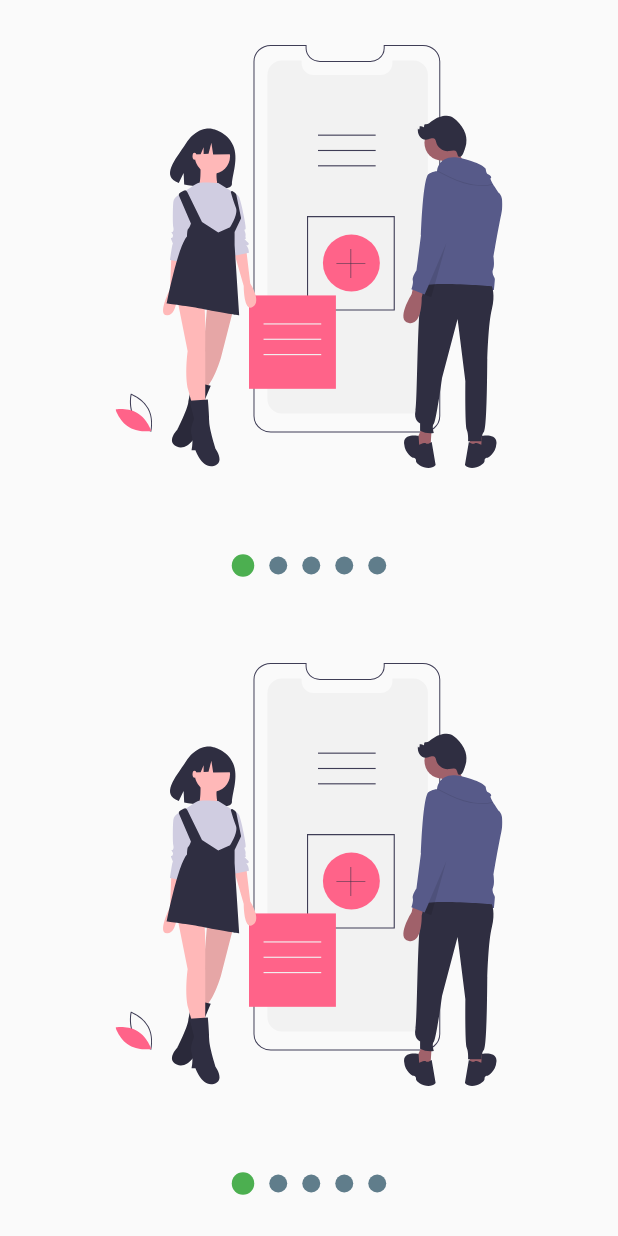
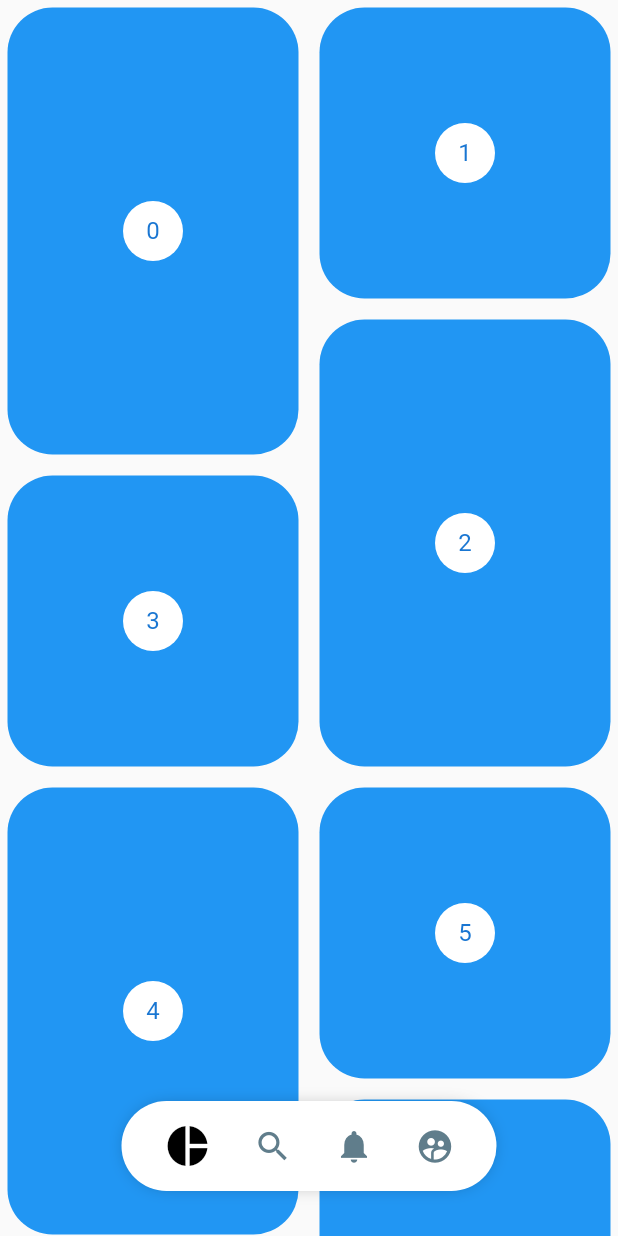
Before and after one commit to brayannhc07/flutter-curso-intermedio, a Flutter app: the screen it shows after launch, on a phone screen of 412 x 824 dp. Run offline on Flutter 3.47's test engine with Material 2 defaults, Android fonts, the light colour scheme and no system bars; our stand-ins replace flutter_svg.

Commit message:
Sección 6: Fin de la sección (Pinterest layout)

```diff
--- a/app_designs/lib/main.dart
+++ b/app_designs/lib/main.dart
@@ -2,7 +2,8 @@
 // import 'package:app_designs/labs/circular_progress_page.dart';
 // import 'package:app_designs/retos/cuadrado_animado_page.dart';
 // import 'package:app_designs/pages/graficas_circulares_page.dart';
-import 'package:app_designs/pages/slideshow_page.dart';
+// import 'package:app_designs/pages/slideshow_page.dart';
+import 'package:app_designs/pages/pinterest_page.dart';
 import 'package:flutter/material.dart';
 
 void main() {
@@ -18,7 +19,7 @@ class MyApp extends StatelessWidget {
     return const MaterialApp(
       debugShowCheckedModeBanner: false,
       title: 'Diseños APP',
-      home: SlideshowPage(),
+      home: PinterestPage(),
     );
   }
 }
--- /dev/null
+++ b/app_designs/lib/pages/pinterest_page.dart
@@ -0,0 +1,139 @@
+import 'package:app_designs/widgets/pinterest_menu.dart';
+import 'package:flutter/material.dart';
+import 'package:flutter_staggered_grid_view/flutter_staggered_grid_view.dart';
+import 'package:provider/provider.dart';
+
+class PinterestPage extends StatelessWidget {
+  const PinterestPage({Key? key}) : super(key: key);
+
+  @override
+  Widget build(BuildContext context) {
+    return ChangeNotifierProvider(
+      create: (_) => _MenuModel(),
+      child: Scaffold(
+          body: Stack(
+        children: [PinterestGrid(), const _PinterestMenuLocation()],
+      )
+          // body: PinterestGrid(),
+          // body: PinterestMenu()
+          ),
+    );
+  }
+}
+
+class _PinterestMenuLocation extends StatelessWidget {
+  const _PinterestMenuLocation({Key? key}) : super(key: key);
+
+  @override
+  Widget build(BuildContext context) {
+    final widthScreen = MediaQuery.of(context).size.width;
+    final mostrarMenu = Provider.of<_MenuModel>(context).mostrar;
+    return Positioned(
+      child: SizedBox(
+        width: widthScreen,
+        child: Align(
+            child: PinterestMenu(
+          mostrar: mostrarMenu,
+          items: [
+            PinterestButton(
+                onPressed: () => print("icon.pie_chart"),
+                icon: Icons.pie_chart),
+            PinterestButton(
+                onPressed: () => print("icon.search"), icon: Icons.search),
+            PinterestButton(
+                onPressed: () => print("icon.notifications"),
+                icon: Icons.notifications),
+            PinterestButton(
+                onPressed: () => print("icon.supervised_user_circle"),
+                icon: Icons.supervised_user_circle)
+          ],
+        )),
+      ),
+      bottom: 30,
+    );
+  }
+}
+
+class PinterestGrid extends StatefulWidget {
+  const PinterestGrid({Key? key}) : super(key: key);
+
+  @override
+  State<PinterestGrid> createState() => _PinterestGridState();
+}
+
+class _PinterestGridState extends State<PinterestGrid> {
+  final List<int> items = List.generate(200, (index) => index);
+  ScrollController scrollController = ScrollController();
+  double scrollAnterior = 0;
+
+  @override
+  void initState() {
+    scrollController.addListener(() {
+      if (scrollController.offset > scrollAnterior &&
+          scrollController.offset > 150) {
+        Provider.of<_MenuModel>(context, listen: false).mostrar = false;
+      } else {
+        Provider.of<_MenuModel>(context, listen: false).mostrar = true;
+      }
+      scrollAnterior = scrollController.offset;
+    });
+    super.initState();
+  }
+
+  @override
+  void dispose() {
+    scrollController.dispose();
+    super.dispose();
+  }
+
+  @override
+  Widget build(BuildContext context) {
+    return GridView.custom(
+      controller: scrollController,
+      gridDelegate: SliverQuiltedGridDelegate(
+        crossAxisCount: 4,
+        mainAxisSpacing: 4,
+        crossAxisSpacing: 4,
+        repeatPattern: QuiltedGridRepeatPattern.inverted,
+        pattern: const [
+          QuiltedGridTile(3, 2),
+          QuiltedGridTile(2, 2),
+        ],
+      ),
+      childrenDelegate: SliverChildBuilderDelegate(
+          (context, index) => _PinterestItem(index),
+          childCount: items.length),
+    );
+  }
+}
+
+class _PinterestItem extends StatelessWidget {
+  const _PinterestItem(this.index);
+
+  final int index;
+
+  @override
+  Widget build(BuildContext context) {
+    return Container(
+      margin: const EdgeInsets.all(5),
+      decoration: const BoxDecoration(
+          color: Colors.blue,
+          borderRadius: BorderRadius.all(Radius.circular(30))),
+      child: Center(
+          child: CircleAvatar(
+        backgroundColor: Colors.white,
+        child: Text("$index"),
+      )),
+    );
+  }
+}
+
+class _MenuModel with ChangeNotifier {
+  bool _mostrar = true;
+
+  bool get mostrar => _mostrar;
+  set mostrar(bool value) {
+    _mostrar = value;
+    notifyListeners();
+  }
+}
--- /dev/null
+++ b/app_designs/lib/widgets/pinterest_menu.dart
@@ -0,0 +1,125 @@
+import 'package:flutter/material.dart';
+import 'package:provider/provider.dart';
+
+class PinterestButton {
+  PinterestButton({required this.onPressed, required this.icon});
+
+  final Function onPressed;
+  final IconData icon;
+}
+
+class PinterestMenu extends StatelessWidget {
+  PinterestMenu(
+      {Key? key,
+      this.mostrar = true,
+      this.backgroundColor = Colors.white,
+      this.activeColor = Colors.black,
+      this.secondaryColor = Colors.blueGrey,
+      required this.items})
+      : super(key: key);
+
+  final bool mostrar;
+
+  final List<PinterestButton> items;
+  final Color backgroundColor;
+  final Color activeColor;
+  final Color secondaryColor;
+
+  @override
+  Widget build(BuildContext context) {
+    return ChangeNotifierProvider(
+        create: (_) => _MenuModel(),
+        child: AnimatedOpacity(
+            opacity: mostrar ? 1 : 0,
+            duration: const Duration(milliseconds: 250),
+            child: _PinterestMenuBackground(
+              child: _MenuItems(items, activeColor, secondaryColor),
+              backgroundColor: backgroundColor,
+            )));
+  }
+}
+
+class _PinterestMenuBackground extends StatelessWidget {
+  const _PinterestMenuBackground(
+      {required this.child, required this.backgroundColor});
+
+  final Widget child;
+  final Color backgroundColor;
+
+  @override
+  Widget build(BuildContext context) {
+    return Container(
+        child: child,
+        width: 250,
+        height: 60,
+        decoration: BoxDecoration(
+            color: backgroundColor,
+            borderRadius: const BorderRadius.all(Radius.circular(100)),
+            boxShadow: const [
+              BoxShadow(
+                  color: Colors.black38,
+                  offset: Offset(0, 0),
+                  blurRadius: 10,
+                  spreadRadius: -5)
+            ]));
+  }
+}
+
+class _MenuItems extends StatelessWidget {
+  const _MenuItems(this.menuItems, this.activeColor, this.secondaryColor);
+
+  final List<PinterestButton> menuItems;
+  final Color activeColor;
+  final Color secondaryColor;
+
+  @override
+  Widget build(BuildContext context) {
+    return Row(
+      mainAxisAlignment: MainAxisAlignment.spaceEvenly,
+      children: List.generate(
+          menuItems.length,
+          (index) => _PinterestMenuButton(
+              index, menuItems[index], activeColor, secondaryColor)),
+    );
+  }
+}
+
+class _PinterestMenuButton extends StatelessWidget {
+  const _PinterestMenuButton(
+      this.index, this.item, this.activeColor, this.secondaryColor);
+
+  final int index;
+  final PinterestButton item;
+  final Color activeColor;
+  final Color secondaryColor;
+
+  @override
+  Widget build(BuildContext context) {
+    final itemSeleccionado = Provider.of<_MenuModel>(context).indexSeleccionado;
+    final isCurrentItem = itemSeleccionado == index;
+
+    return GestureDetector(
+      onTap: () {
+        Provider.of<_MenuModel>(context, listen: false).indexSeleccionado =
+            index;
+        item.onPressed();
+      },
+      behavior: HitTestBehavior.translucent,
+      child: Icon(
+        item.icon,
+        size: isCurrentItem ? 32 : 26,
+        color: isCurrentItem ? activeColor : secondaryColor,
+      ),
+    );
+  }
+}
+
+class _MenuModel with ChangeNotifier {
+  int _indexSeleccionado = 0;
+
+  int get indexSeleccionado => _indexSeleccionado;
+  set indexSeleccionado(int value) {
+    _indexSeleccionado = value;
+    notifyListeners();
+  }
+}
--- a/app_designs/pubspec.yaml
+++ b/app_designs/pubspec.yaml
@@ -30,6 +30,7 @@ dependencies:
   cupertino_icons: ^1.0.2
   flutter:
     sdk: flutter
+  flutter_staggered_grid_view: ^0.6.1
   flutter_svg: ^1.0.3
   provider: ^6.0.2
 
```
Also changed, not shown: app_designs/pubspec.lock.
